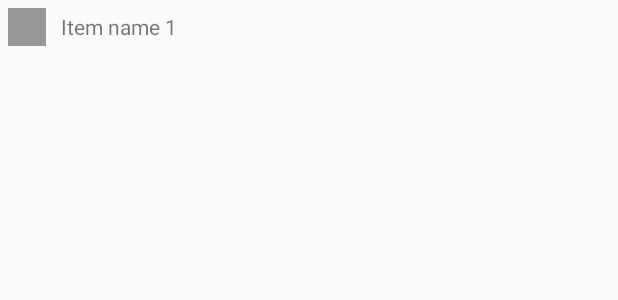
After one commit to jyb2605/Spoid, an Android app: the layout result_item.xml on its own in the app's theme, with its tools: preview values and no code run, on a phone screen of 412 x 824 dp. The commit adds this screen. Shown: the top 300 px of the screen. Run offline under Robolectric (Android 15) with nearby library versions, the phone set to English and light mode, and no system bars.

Commit message:
홈 액티비티, 사물인식+리스트뷰 융합

```diff
--- a/app/src/main/java/com/spoid/TensorFlowImageListener.java
+++ b/app/src/main/java/com/spoid/TensorFlowImageListener.java
@@ -199,6 +199,8 @@ public class TensorFlowImageListener implements OnImageAvailableListener {
               LOGGER.v("Result: " + result.getTitle());
             }
             scoreView.setResults(results);
+
+
             computing = false;
           }
         });
--- /dev/null
+++ b/app/src/main/res/layout/result_item.xml
@@ -0,0 +1,30 @@
+<?xml version="1.0" encoding="utf-8"?>
+<LinearLayout xmlns:android="http://schemas.android.com/apk/res/android"
+    xmlns:app="http://schemas.android.com/apk/res-auto"
+    xmlns:tools="http://schemas.android.com/tools"
+    android:layout_width="match_parent"
+    android:layout_height="wrap_content"
+    tools:context="com.spoid.SplashActivity"
+    android:orientation="horizontal"
+    android:padding="5dp"
+    >
+
+
+    <ImageView
+        android:id="@+id/item_img"
+        android:layout_width="25dp"
+        android:layout_height="25dp"
+        android:background="#979797"
+        />
+    <TextView
+        android:id="@+id/item_title"
+        android:layout_marginLeft="10dp"
+        android:layout_width="wrap_content"
+        android:layout_height="wrap_content"
+        android:layout_gravity="center"
+        android:text="Item name 1" />
+
+
+
+
+</LinearLayout>
```
Also changed, not shown: app/src/main/java/com/spoid/CameraConnectionFragment.java (+37 -10 lines), app/src/main/java/com/spoid/RecognitionScoreView.java (+41 -25 lines), app/src/main/res/layout-land/camera_connection_fragment.xml (+29 -34 lines).
